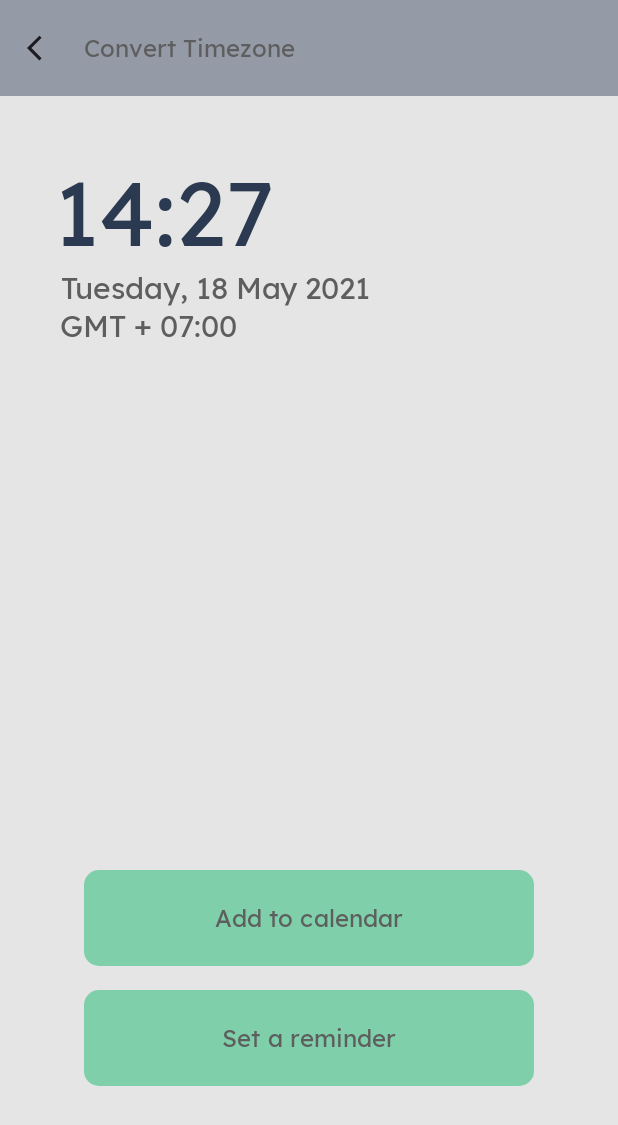
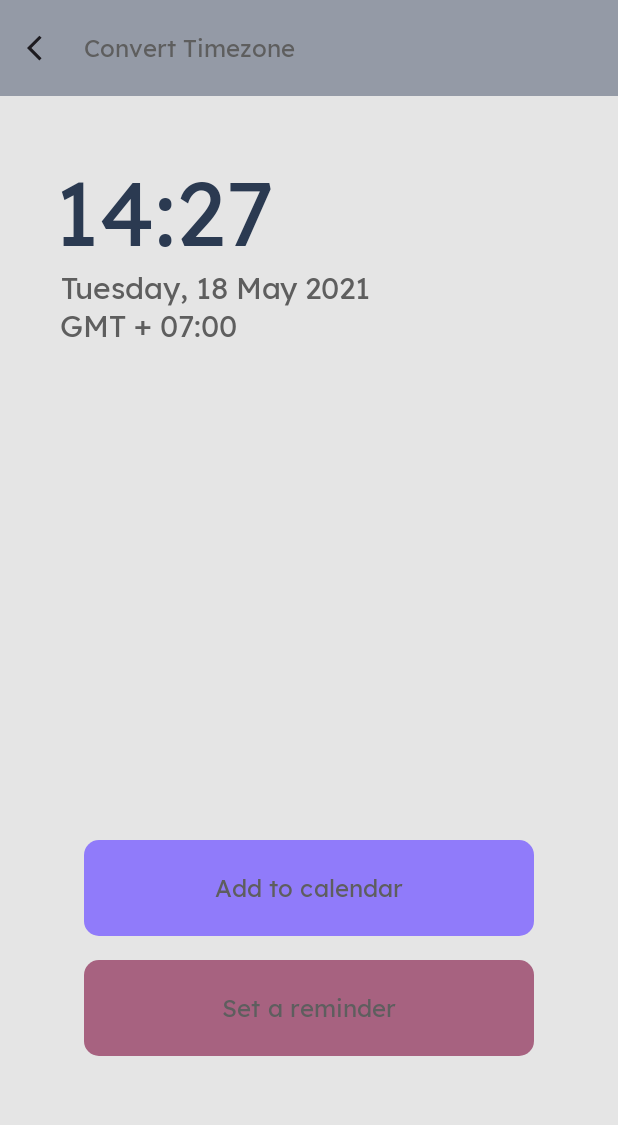
Before and after one commit to Czeach/Chronos, an Android app built with Jetpack Compose: the ConvertScreen screen opened through its navigation route, on a phone screen of 412 x 824 dp. Shown: the top 1125 px of the screen. Run offline under Robolectric (Android 15) with nearby library versions, the phone set to English and light mode, and no system bars; our stand-ins replace Dagger/Hilt's generated code, constraintlayout-compose.

Commit message:
convert screen UI done

```diff
--- a/app/src/main/java/com/czech/chronos/MainActivity.kt
+++ b/app/src/main/java/com/czech/chronos/MainActivity.kt
@@ -1,14 +1,16 @@
 package com.czech.chronos
 
+import android.os.Build
 import android.os.Bundle
 import androidx.activity.ComponentActivity
 import androidx.activity.compose.setContent
+import androidx.annotation.RequiresApi
 import androidx.compose.runtime.Composable
 import androidx.navigation.compose.rememberNavController
 import com.czech.chronos.ui.theme.ChronosTheme
 import com.czech.chronos.ui.navigation.ChronosNavHost
 import dagger.hilt.android.AndroidEntryPoint
-
+@RequiresApi(Build.VERSION_CODES.O)
 @AndroidEntryPoint
 class MainActivity : ComponentActivity() {
     override fun onCreate(savedInstanceState: Bundle?) {
@@ -19,6 +21,8 @@ class MainActivity : ComponentActivity() {
     }
 }
 
+
+@RequiresApi(Build.VERSION_CODES.O)
 @Composable
 fun ChronosApp() {
     ChronosTheme {
--- a/app/src/main/java/com/czech/chronos/ui/components/ConvertResult.kt
+++ b/app/src/main/java/com/czech/chronos/ui/components/ConvertResult.kt
@@ -31,7 +31,7 @@ fun ConvertResult(
 			start.linkTo(parent.start, margin = 36.dp)
 		}
 		constrain(buttonsColumn) {
-			bottom.linkTo(parent.bottom, margin = 100.dp)
+			bottom.linkTo(parent.bottom, margin = 120.dp)
 			start.linkTo(parent.start)
 			end.linkTo(parent.end)
 		}
@@ -87,7 +87,7 @@ fun ConvertResult(
 					.padding(start = 56.dp, end = 56.dp),
 				onClick = {},
 				colors = ButtonDefaults.buttonColors(
-					containerColor = MaterialTheme.colorScheme.primaryContainer.copy(alpha = 0.65F)
+					containerColor = MaterialTheme.colorScheme.tertiaryContainer.copy(alpha = 0.8F)
 				),
 				shape = RoundedCornerShape(10.dp)
 			) {
@@ -112,7 +112,7 @@ fun ConvertResult(
 					.padding(start = 56.dp, end = 56.dp),
 				onClick = {},
 				colors = ButtonDefaults.buttonColors(
-					containerColor = MaterialTheme.colorScheme.primaryContainer.copy(alpha = 0.65F)
+					containerColor = MaterialTheme.colorScheme.secondaryContainer.copy(alpha = 0.8F)
 				),
 				shape = RoundedCornerShape(10.dp)
 			) {
```
